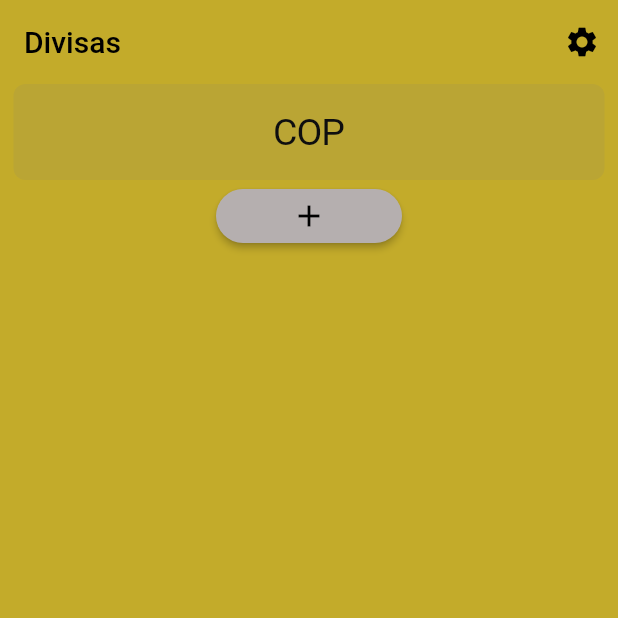
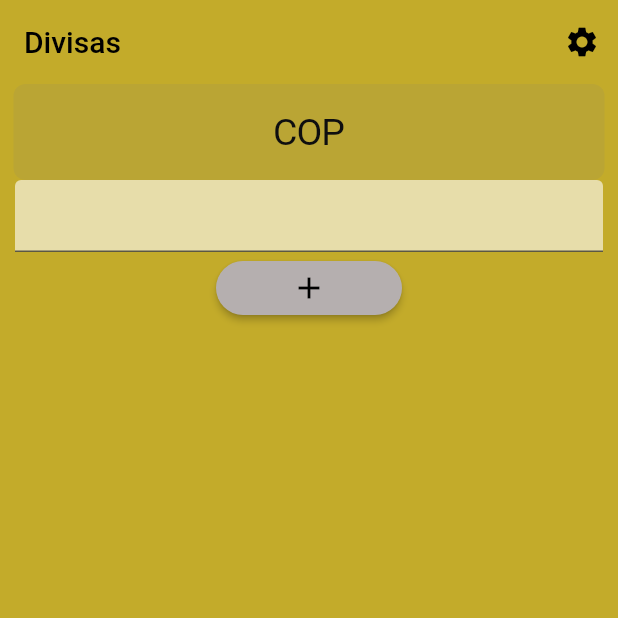
Before and after one commit to sam1rC/xchange, a Flutter app: the screen it shows after launch, on a phone screen of 412 x 824 dp, the top half of it. Run offline on Flutter 3.47's test engine with Material 2 defaults, Android fonts, the phone set to English and light mode, and no system bars.

Commit message:
add currency textfield

```diff
--- a/lib/pages/home.dart
+++ b/lib/pages/home.dart
@@ -32,6 +32,13 @@ class _HomePageState extends State<HomePage> {
                         ),
                       ))
                   .toList()),
+          const Padding(
+            padding: const EdgeInsets.symmetric(horizontal: 10.0),
+            child: TextField(
+              decoration:
+                  InputDecoration(filled: true, fillColor: Colors.white60),
+            ),
+          ),
           Center(
             child: ElevatedButton(
               onPressed: () {},
```
